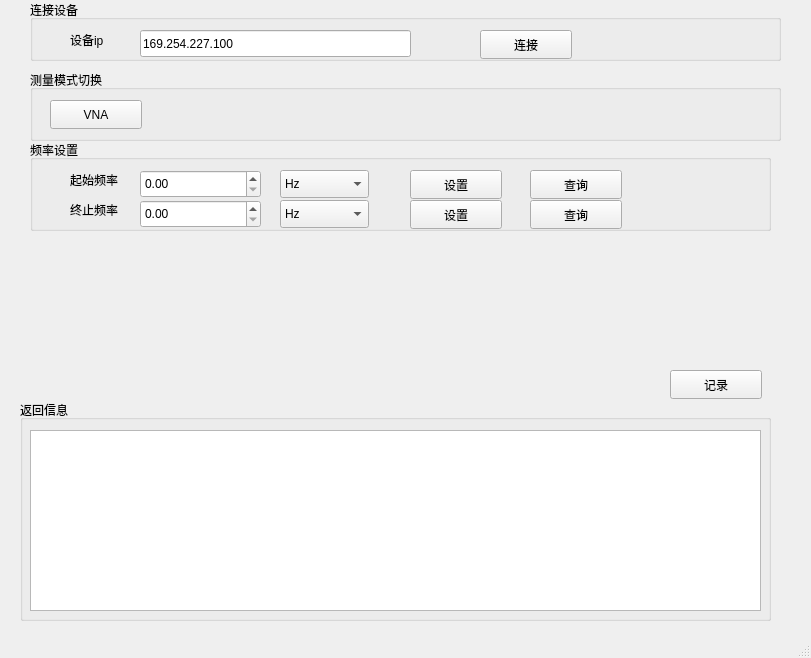
Above: mainwindow.ui from J4nnA/janna_51 before the change. Below: the same form after it.
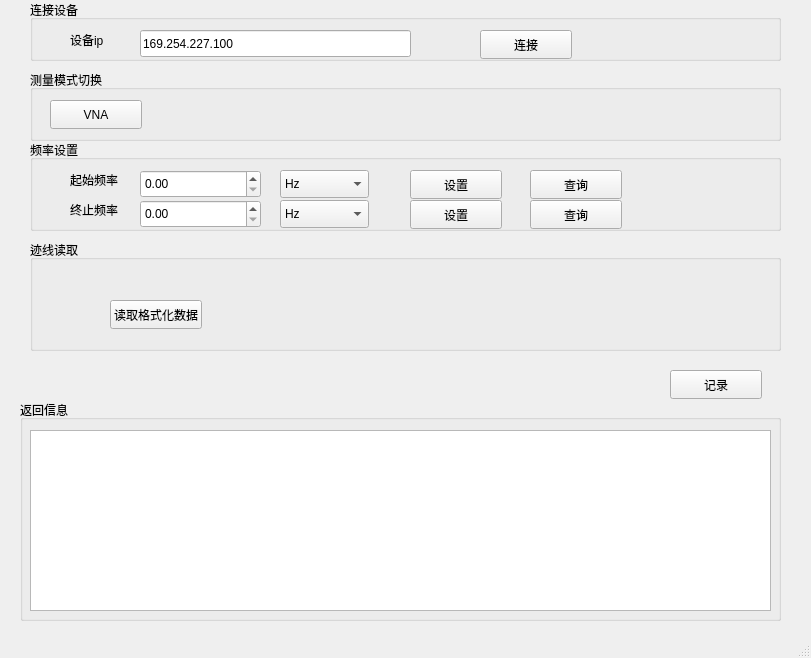
That is the form after the change.

Commit message: 优化了设置和查询单个数据的代码架构，但是对于数据块的读取还存在问题

```diff
--- a/mainwindow.ui
+++ b/mainwindow.ui
@@ -97,7 +97,7 @@
      <rect>
       <x>20</x>
       <y>400</y>
-      <width>751</width>
+      <width>761</width>
       <height>221</height>
      </rect>
     </property>
@@ -109,7 +109,7 @@
       <rect>
        <x>10</x>
        <y>30</y>
-       <width>731</width>
+       <width>741</width>
        <height>181</height>
       </rect>
      </property>
@@ -133,7 +133,7 @@
      <rect>
       <x>30</x>
       <y>140</y>
-      <width>741</width>
+      <width>751</width>
       <height>91</height>
      </rect>
     </property>
@@ -299,6 +299,32 @@
      </item>
     </widget>
    </widget>
+   <widget class="QGroupBox" name="groupBox_5">
+    <property name="geometry">
+     <rect>
+      <x>30</x>
+      <y>240</y>
+      <width>751</width>
+      <height>111</height>
+     </rect>
+    </property>
+    <property name="title">
+     <string>迹线读取</string>
+    </property>
+    <widget class="QPushButton" name="btnReadFormatData">
+     <property name="geometry">
+      <rect>
+       <x>80</x>
+       <y>60</y>
+       <width>92</width>
+       <height>29</height>
+      </rect>
+     </property>
+     <property name="text">
+      <string>读取格式化数据</string>
+     </property>
+    </widget>
+   </widget>
   </widget>
   <widget class="QMenuBar" name="menubar">
    <property name="geometry">
```
The commit also changes 7 other files.
